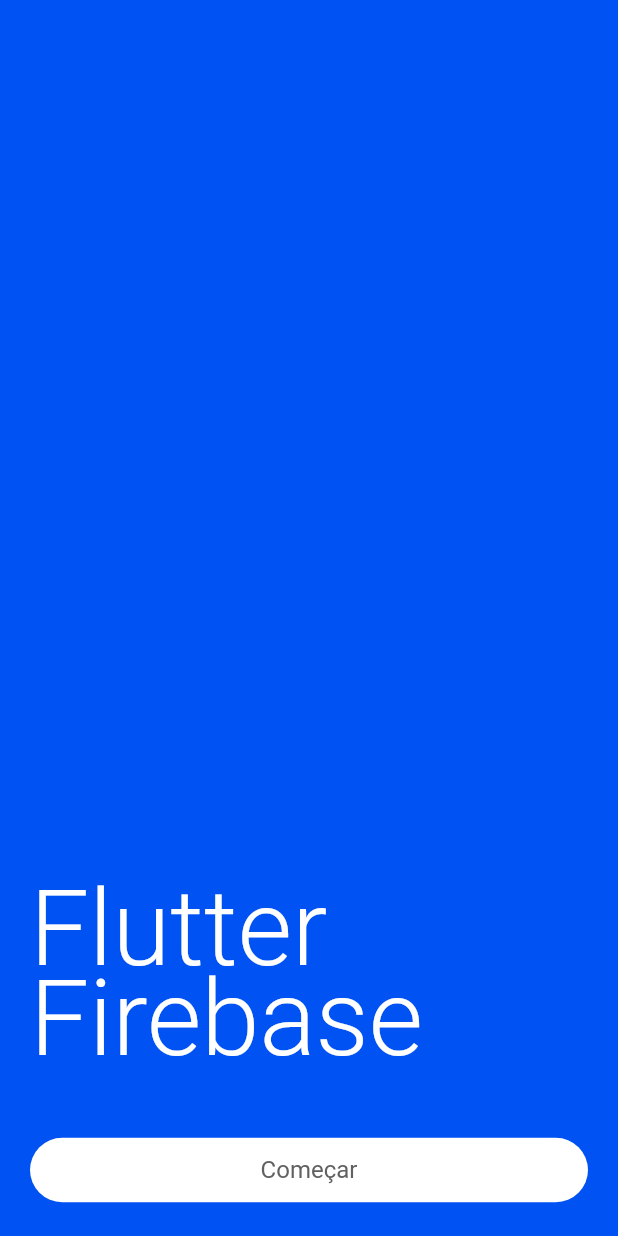
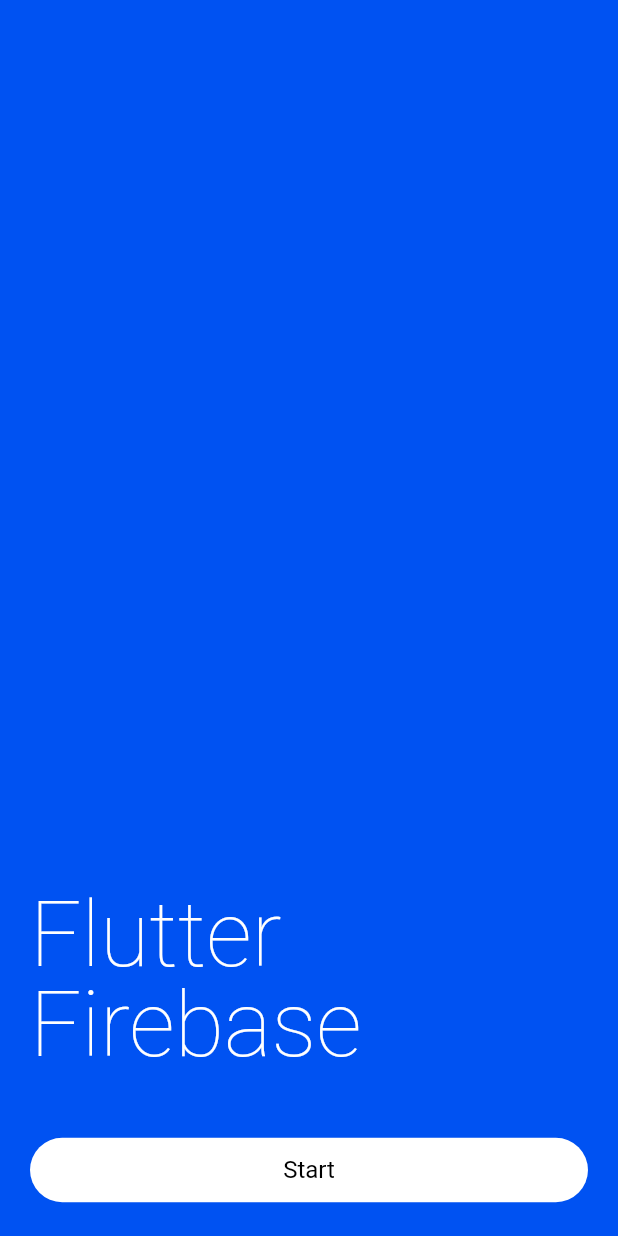
Before and after one commit to C4co/flutter_firebase_auth, a Flutter app: the screen it shows after launch, on a phone screen of 412 x 824 dp. Run offline on Flutter 3.47's test engine with Material 2 defaults, Android fonts, the phone set to English and light mode, and no system bars; our stand-ins replace firebase_auth, firebase_core, flutter_dotenv, fluttericon, go_router, google_sign_in; missing offline and left inert: validatorless; accounts and stored records are empty.

Commit message:
style: small updates

```diff
--- a/lib/pages/auth/start/start_page.dart
+++ b/lib/pages/auth/start/start_page.dart
@@ -28,9 +28,9 @@ class _StartPageState extends State<StartPage> {
             const Text(
               'Flutter\nFirebase',
               style: TextStyle(
-                fontSize: 70,
-                fontWeight: FontWeight.w300,
-                height: 0.85,
+                fontSize: 60,
+                fontWeight: FontWeight.w200,
+                height: 1,
                 color: Colors.white,
               ),
             ),
@@ -107,12 +107,12 @@ class _StartPageState extends State<StartPage> {
                   ),
                 );
               },
-              child: SizedBox(
+              child: const SizedBox(
                 width: double.infinity,
                 child: Center(
                   child: Text(
-                    'Começar',
-                    style: TextStyle(color: Colors.grey.shade700),
+                    'Start',
+                    style: TextStyle(color: Colors.black),
                   ),
                 ),
               ),
```
